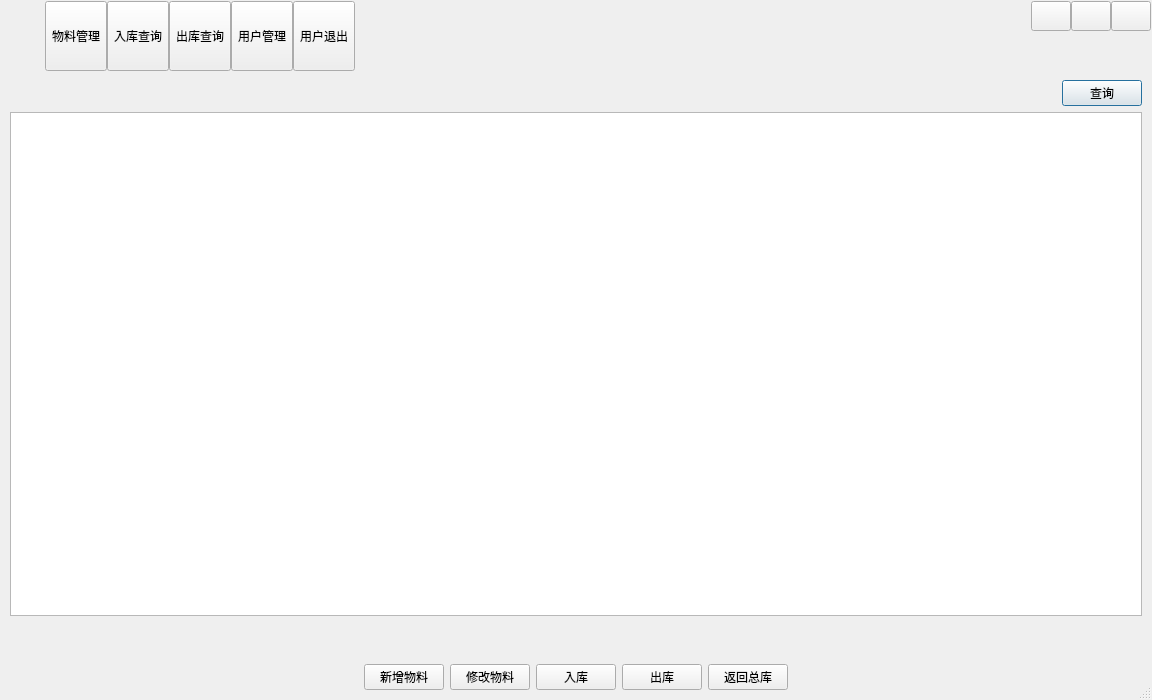
First picture: the form in uidemo01.ui, repository heathen557/materialManagement, before the edit.
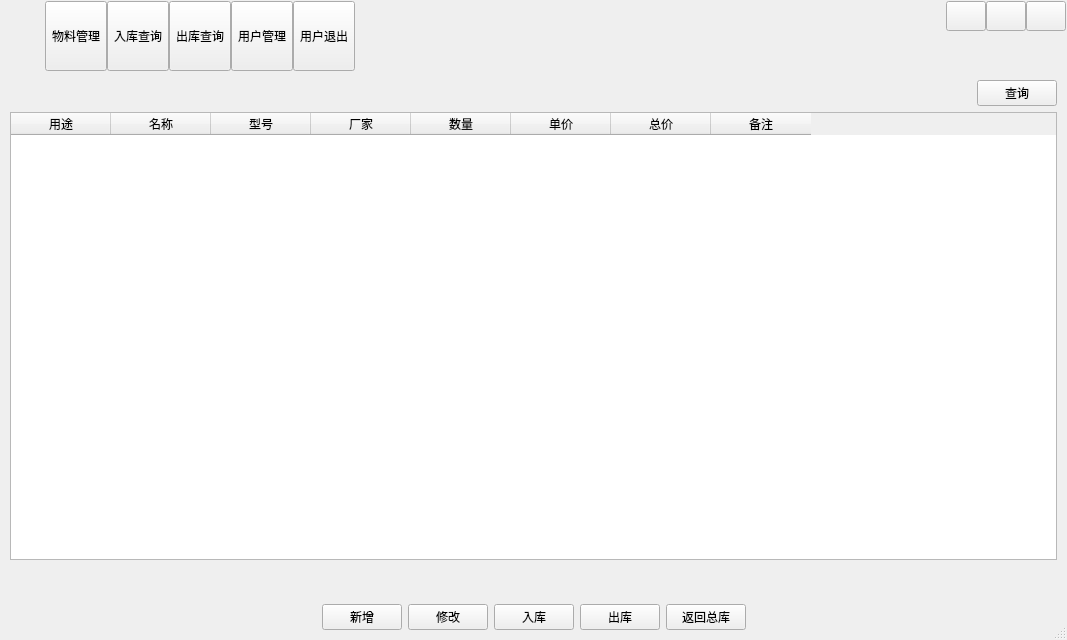
Second picture: the form after the edit. Icons and pictures are not drawn.

Commit message: 1、修改界面添加版本

Patch:
```diff
--- a/uidemo01.ui
+++ b/uidemo01.ui
@@ -6,8 +6,8 @@
    <rect>
     <x>0</x>
     <y>0</y>
-    <width>1152</width>
-    <height>700</height>
+    <width>1067</width>
+    <height>640</height>
    </rect>
   </property>
   <property name="windowTitle">
@@ -371,18 +371,66 @@
            <property name="text">
             <string>查询</string>
            </property>
+           <property name="autoDefault">
+            <bool>false</bool>
+           </property>
           </widget>
          </item>
         </layout>
        </item>
        <item row="1" column="0">
-        <widget class="QTableWidget" name="tableWidget"/>
+        <widget class="QTableWidget" name="tableWidget">
+         <column>
+          <property name="text">
+           <string>用途</string>
+          </property>
+         </column>
+         <column>
+          <property name="text">
+           <string>名称</string>
+          </property>
+         </column>
+         <column>
+          <property name="text">
+           <string>型号</string>
+          </property>
+         </column>
+         <column>
+          <property name="text">
+           <string>厂家</string>
+          </property>
+         </column>
+         <column>
+          <property name="text">
+           <string>数量</string>
+          </property>
+         </column>
+         <column>
+          <property name="text">
+           <string>单价</string>
+          </property>
+         </column>
+         <column>
+          <property name="text">
+           <string>总价</string>
+          </property>
+         </column>
+         <column>
+          <property name="text">
+           <string>备注</string>
+          </property>
+         </column>
+        </widget>
        </item>
        <item row="2" column="0">
-        <widget class="QWidget" name="widget" native="true"/>
+        <widget class="QWidget" name="widget" native="true">
+         <property name="styleSheet">
+          <string notr="true">font: 10pt &quot;黑体&quot;;</string>
+         </property>
+        </widget>
        </item>
        <item row="3" column="0">
-        <layout class="QHBoxLayout" name="horizontalLayout_4" stretch="6,0,0,1,1,0,6">
+        <layout class="QHBoxLayout" name="horizontalLayout_4" stretch="6,1,1,1,1,1,6">
          <item>
           <spacer name="horizontalSpacer_3">
            <property name="orientation">
@@ -399,14 +447,20 @@
          <item>
           <widget class="QPushButton" name="addMaterial_pushButton">
            <property name="text">
-            <string>新增物料</string>
+            <string>新增</string>
+           </property>
+           <property name="autoDefault">
+            <bool>false</bool>
            </property>
           </widget>
          </item>
          <item>
           <widget class="QPushButton" name="alterMaterial_pushButton">
            <property name="text">
-            <string>修改物料</string>
+            <string>修改</string>
+           </property>
+           <property name="autoDefault">
+            <bool>false</bool>
            </property>
           </widget>
          </item>
@@ -415,6 +469,9 @@
            <property name="text">
             <string>入库</string>
            </property>
+           <property name="autoDefault">
+            <bool>false</bool>
+           </property>
           </widget>
          </item>
          <item>
@@ -422,6 +479,9 @@
            <property name="text">
             <string>出库</string>
            </property>
+           <property name="autoDefault">
+            <bool>false</bool>
+           </property>
           </widget>
          </item>
          <item>
@@ -429,6 +489,9 @@
            <property name="text">
             <string>返回总库</string>
            </property>
+           <property name="autoDefault">
+            <bool>false</bool>
+           </property>
           </widget>
          </item>
          <item>
```
Left out of the diff: 2 changed lines with no effect on the pictures. The commit also changes 45 other files.
